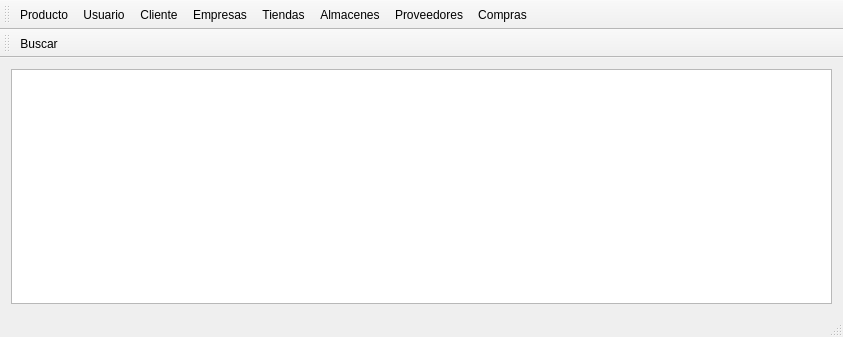
Qt form mainwindow.ui (benArambide/ProyFinal-IS2) before a commit.
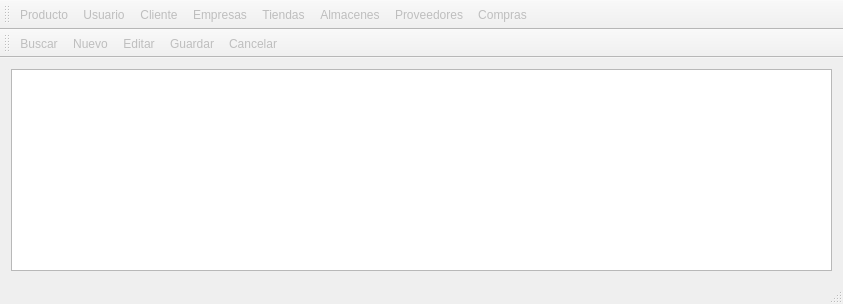
The same form after that commit. Icons and pictures are not drawn.

```diff
--- a/mainwindow.ui
+++ b/mainwindow.ui
@@ -7,7 +7,7 @@
     <x>0</x>
     <y>0</y>
     <width>843</width>
-    <height>337</height>
+    <height>304</height>
    </rect>
   </property>
   <property name="windowTitle">
@@ -83,8 +83,15 @@
     <bool>true</bool>
    </attribute>
    <addaction name="actionBuscar"/>
+   <addaction name="actionNuevo"/>
+   <addaction name="actionEditar"/>
+   <addaction name="actionGuardar"/>
+   <addaction name="actionCancelar"/>
   </widget>
   <action name="actionProducto">
+   <property name="enabled">
+    <bool>false</bool>
+   </property>
    <property name="icon">
     <iconset resource="Icons/Icons.qrc">
      <normaloff>:/Icons/inventory-maintenance.png</normaloff>:/Icons/inventory-maintenance.png</iconset>
@@ -97,6 +104,9 @@
    </property>
   </action>
   <action name="actionUsuario">
+   <property name="enabled">
+    <bool>false</bool>
+   </property>
    <property name="icon">
     <iconset resource="Icons/Icons.qrc">
      <normaloff>:/Icons/users.png</normaloff>:/Icons/users.png</iconset>
@@ -109,6 +119,9 @@
    </property>
   </action>
   <action name="actionCliente">
+   <property name="enabled">
+    <bool>false</bool>
+   </property>
    <property name="icon">
     <iconset resource="Icons/Icons.qrc">
      <normaloff>:/Icons/clients.png</normaloff>:/Icons/clients.png</iconset>
@@ -121,6 +134,9 @@
    </property>
   </action>
   <action name="actionEditar">
+   <property name="enabled">
+    <bool>false</bool>
+   </property>
    <property name="icon">
     <iconset resource="Icons/Icons.qrc">
      <normaloff>:/Icons/1348112116_file_edit.png</normaloff>:/Icons/1348112116_file_edit.png</iconset>
@@ -136,6 +152,9 @@
    </property>
   </action>
   <action name="actionNuevo">
+   <property name="enabled">
+    <bool>false</bool>
+   </property>
    <property name="icon">
     <iconset resource="Icons/Icons.qrc">
      <normaloff>:/Icons/1348112114_notification_add.png</normaloff>:/Icons/1348112114_notification_add.png</iconset>
@@ -151,6 +170,9 @@
    </property>
   </action>
   <action name="actionBuscar">
+   <property name="enabled">
+    <bool>false</bool>
+   </property>
    <property name="icon">
     <iconset resource="Icons/Icons.qrc">
      <normaloff>:/Icons/1349716430_zoom.png</normaloff>:/Icons/1349716430_zoom.png</iconset>
@@ -163,6 +185,9 @@
    </property>
   </action>
   <action name="actionTiendas">
+   <property name="enabled">
+    <bool>false</bool>
+   </property>
    <property name="icon">
     <iconset resource="Icons/Icons.qrc">
      <normaloff>:/Icons/1354299865_rssshop.png</normaloff>:/Icons/1354299865_rssshop.png</iconset>
@@ -178,6 +203,9 @@
    </property>
   </action>
   <action name="actionEmpresas">
+   <property name="enabled">
+    <bool>false</bool>
+   </property>
    <property name="icon">
     <iconset resource="Icons/Icons.qrc">
      <normaloff>:/Icons/photo.png</normaloff>:/Icons/photo.png</iconset>
@@ -193,6 +221,9 @@
    </property>
   </action>
   <action name="actionAlmacen">
+   <property name="enabled">
+    <bool>false</bool>
+   </property>
    <property name="icon">
     <iconset resource="Icons/Icons.qrc">
      <normaloff>:/Icons/file-roller.png</normaloff>:/Icons/file-roller.png</iconset>
@@ -202,6 +233,9 @@
    </property>
   </action>
   <action name="actionProveedores">
+   <property name="enabled">
+    <bool>false</bool>
+   </property>
    <property name="icon">
     <iconset resource="Icons/Icons.qrc">
      <normaloff>:/Icons/autoship.png</normaloff>:/Icons/autoship.png</iconset>
@@ -214,6 +248,9 @@
    </property>
   </action>
   <action name="actionCompras">
+   <property name="enabled">
+    <bool>false</bool>
+   </property>
    <property name="icon">
     <iconset resource="Icons/Icons.qrc">
      <normaloff>:/Icons/shopping-cart_basic_blue.png</normaloff>:/Icons/shopping-cart_basic_blue.png</iconset>
@@ -225,6 +262,39 @@
     <string>Ctrl+C</string>
    </property>
   </action>
+  <action name="actionGuardar">
+   <property name="enabled">
+    <bool>false</bool>
+   </property>
+   <property name="icon">
+    <iconset resource="Icons/Icons.qrc">
+     <normaloff>:/Icons/1349716356_save.png</normaloff>:/Icons/1349716356_save.png</iconset>
+   </property>
+   <property name="text">
+    <string>Guardar</string>
+   </property>
+   <property name="toolTip">
+    <string>guardar</string>
+   </property>
+   <property name="shortcut">
+    <string>Ctrl+G</string>
+   </property>
+  </action>
+  <action name="actionCancelar">
+   <property name="enabled">
+    <bool>false</bool>
+   </property>
+   <property name="icon">
+    <iconset resource="Icons/Icons.qrc">
+     <normaloff>:/Icons/1349716433_doc_delete.png</normaloff>:/Icons/1349716433_doc_delete.png</iconset>
+   </property>
+   <property name="text">
+    <string>Cancelar</string>
+   </property>
+   <property name="shortcut">
+    <string>Ctrl+X</string>
+   </property>
+  </action>
  </widget>
  <layoutdefault spacing="6" margin="11"/>
  <resources>
```
Left out of the diff: 4 changed lines with no effect on the pictures.
